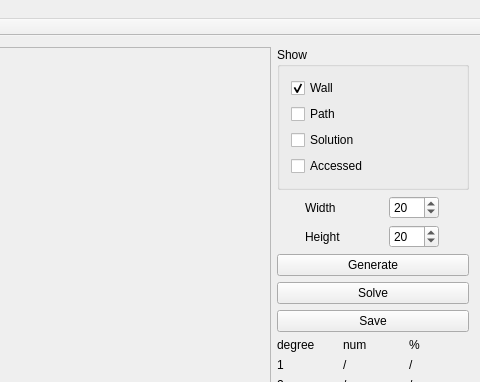
The window that mainwindow.ui (im-red/maze) describes before a commit, drawn with Qt 5; both pictures show x 398 to 878 and y 0 to 382 of the 878 by 592 pixel window.
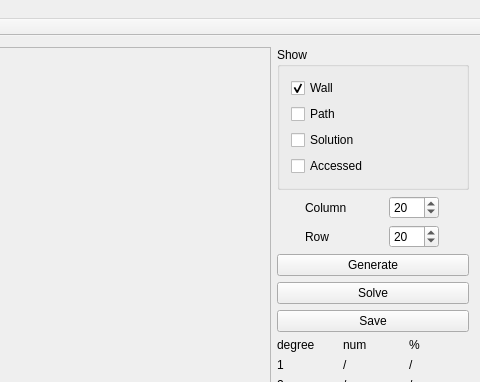
The same window after the commit. Custom widgets are drawn as their Qt base class.

Patch:
```diff
--- a/mainwindow.ui
+++ b/mainwindow.ui
@@ -109,7 +109,7 @@
            </size>
           </property>
           <property name="text">
-           <string>Width</string>
+           <string>Column</string>
           </property>
          </widget>
         </item>
@@ -169,7 +169,7 @@
            </size>
           </property>
           <property name="text">
-           <string>Height</string>
+           <string>Row</string>
           </property>
          </widget>
         </item>
```
Left out of the diff: 8 changed lines with no effect on the pictures.
